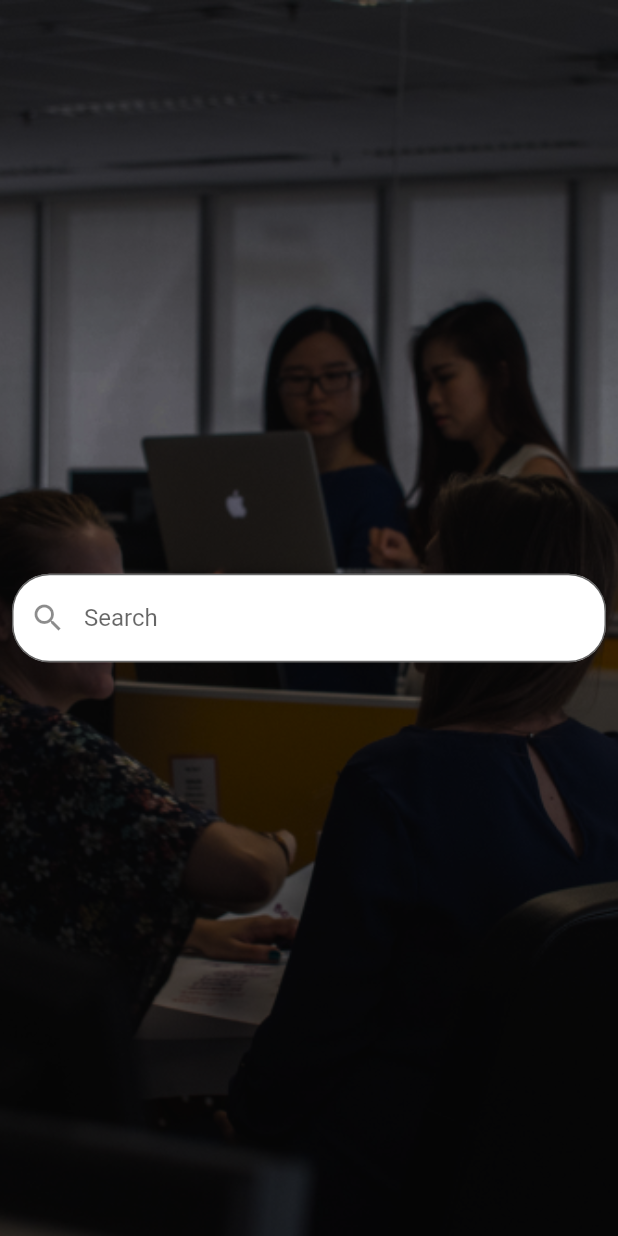
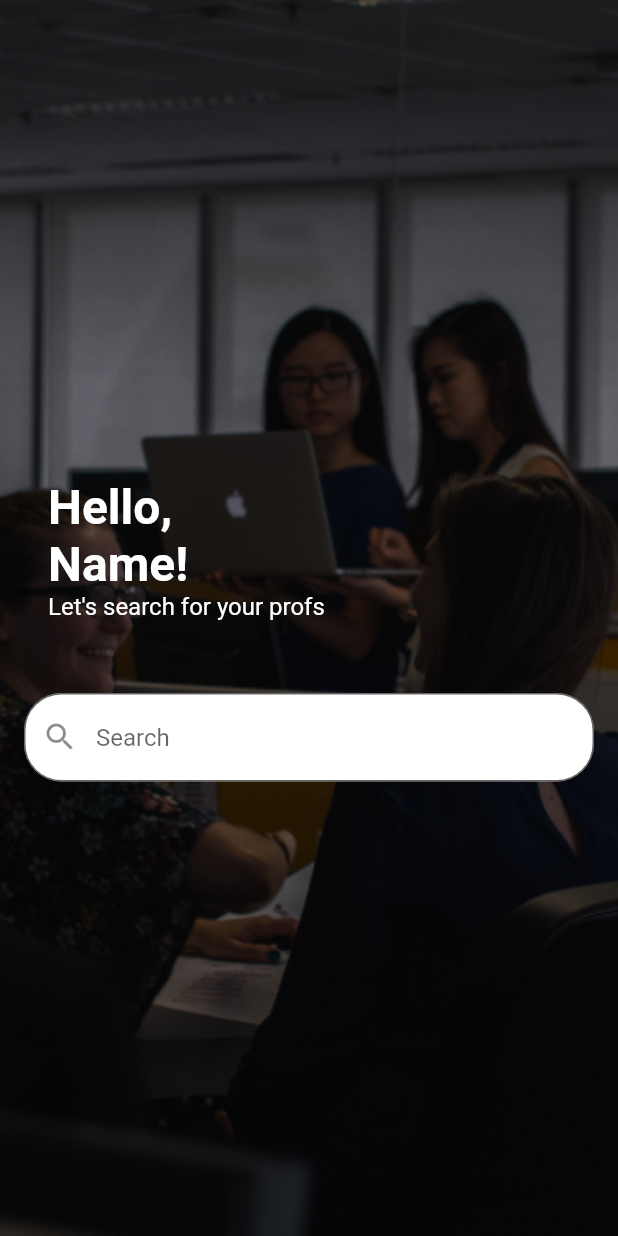
Before and after one commit to trasyipapo/profs_and_cons, a Flutter app: the Home screen opened by its route, on a phone screen of 412 x 824 dp. Run offline on Flutter 3.47's test engine with Material 2 defaults, Android fonts, the phone set to English and light mode, and no system bars.

Commit message:
add hardcoded welcome on home page
search bar not yet centered

```diff
--- a/lib/pages/home.dart
+++ b/lib/pages/home.dart
@@ -12,11 +12,11 @@ class Home extends StatelessWidget {
                 image: DecorationImage(
                     image: AssetImage("assets/bg-image.png"),
                     fit: BoxFit.cover)),
-            child: Column(
-                mainAxisAlignment: MainAxisAlignment.center,
-                children: const [
-                  Padding(
-                    padding: const EdgeInsets.all(8.0),
+            child:
+                Column(mainAxisAlignment: MainAxisAlignment.center, children: [
+              helloUser,
+              const Padding(
+                padding: EdgeInsets.all(16.0),
                 child: TextField(
                   // onChanged: (value) {
                   //  filterSearchResults(value);
@@ -35,3 +35,21 @@ class Home extends StatelessWidget {
             ])));
   }
 }
+
+Widget helloUser = Container(
+    padding: const EdgeInsets.all(32),
+    child: Align(
+        alignment: Alignment.centerLeft,
+        child: Column(
+          crossAxisAlignment: CrossAxisAlignment.start,
+          children: const [
+            Text('''Hello,
+Name!''',
+                style: TextStyle(
+                    fontWeight: FontWeight.bold,
+                    fontSize: 32,
+                    color: Colors.white)),
+            Text("Let's search for your profs",
+                style: TextStyle(fontSize: 16, color: Colors.white))
+          ],
+        )));
```
Lines whose indentation alone changed are shown as unchanged.
